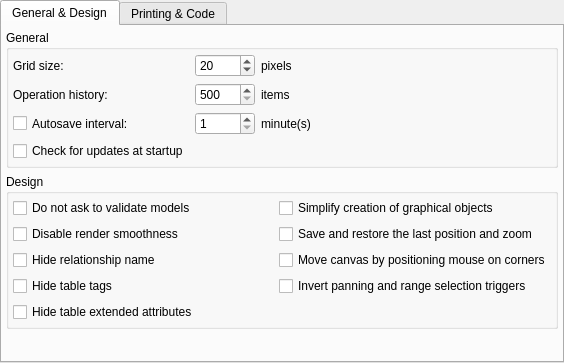
Old version of the form libpgmodeler_ui/ui/generalconfigwidget.ui in the repository pgmodeler/pgmodeler.
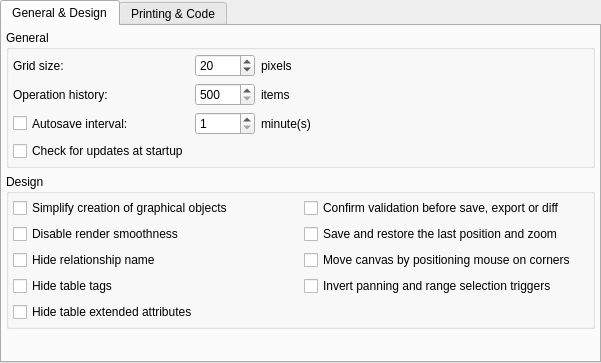
New version of the form.

Commit message:
Adde an option on general settings to disable ask to validate model before save, export and diff.
Minor widgets adjustments

Diff of the .ui file:
```diff
--- a/libpgmodeler_ui/ui/generalconfigwidget.ui
+++ b/libpgmodeler_ui/ui/generalconfigwidget.ui
@@ -6,7 +6,7 @@
    <rect>
     <x>0</x>
     <y>0</y>
-    <width>564</width>
+    <width>601</width>
     <height>363</height>
    </rect>
   </property>
@@ -81,14 +81,14 @@
           <item row="3" column="0">
            <widget class="QCheckBox" name="autosave_interv_chk">
             <property name="sizePolicy">
-             <sizepolicy hsizetype="Preferred" vsizetype="Preferred">
+             <sizepolicy hsizetype="Fixed" vsizetype="Preferred">
               <horstretch>0</horstretch>
               <verstretch>0</verstretch>
              </sizepolicy>
             </property>
             <property name="minimumSize">
              <size>
-              <width>160</width>
+              <width>0</width>
               <height>0</height>
              </size>
             </property>
@@ -103,14 +103,14 @@
           <item row="2" column="0">
            <widget class="QLabel" name="oplist_size_lbl">
             <property name="sizePolicy">
-             <sizepolicy hsizetype="Preferred" vsizetype="Preferred">
+             <sizepolicy hsizetype="Fixed" vsizetype="Preferred">
               <horstretch>0</horstretch>
               <verstretch>0</verstretch>
              </sizepolicy>
             </property>
             <property name="minimumSize">
              <size>
-              <width>120</width>
+              <width>0</width>
               <height>0</height>
              </size>
             </property>
@@ -294,14 +294,14 @@
           <item row="1" column="0">
            <widget class="QLabel" name="grid_size_lbl">
             <property name="sizePolicy">
-             <sizepolicy hsizetype="Preferred" vsizetype="Preferred">
+             <sizepolicy hsizetype="Fixed" vsizetype="Preferred">
               <horstretch>0</horstretch>
               <verstretch>0</verstretch>
              </sizepolicy>
             </property>
             <property name="minimumSize">
              <size>
-              <width>120</width>
+              <width>0</width>
               <height>0</height>
              </size>
             </property>
@@ -331,20 +331,10 @@
           <property name="bottomMargin">
            <number>4</number>
           </property>
-          <item row="0" column="0">
-           <widget class="QCheckBox" name="dont_ask_valid_chk">
-            <property name="toolTip">
-             <string>Operations like save, export and diff will be executed without asking user to validate the model</string>
-            </property>
-            <property name="text">
-             <string>Do not ask to validate models</string>
-            </property>
-           </widget>
-          </item>
-          <item row="0" column="1">
-           <widget class="QCheckBox" name="simple_obj_creation_chk">
+          <item row="4" column="1">
+           <widget class="QCheckBox" name="invert_pan_range_chk">
             <property name="sizePolicy">
-             <sizepolicy hsizetype="Preferred" vsizetype="Fixed">
+             <sizepolicy hsizetype="Expanding" vsizetype="Fixed">
               <horstretch>0</horstretch>
               <verstretch>0</verstretch>
              </sizepolicy>
@@ -353,14 +343,14 @@
              <string>Graphical objects (table, views and textboxes) will be created in a single step without the need to click on canvas </string>
             </property>
             <property name="text">
-             <string>Simplify creation of graphical objects</string>
+             <string>Invert panning and range selection triggers</string>
             </property>
             <property name="checked">
              <bool>false</bool>
             </property>
            </widget>
           </item>
-          <item row="4" column="0" colspan="2">
+          <item row="5" column="0" colspan="2">
            <widget class="QCheckBox" name="hide_ext_attribs_chk">
             <property name="sizePolicy">
              <sizepolicy hsizetype="Preferred" vsizetype="Fixed">
@@ -376,7 +366,7 @@
             </property>
            </widget>
           </item>
-          <item row="3" column="0">
+          <item row="4" column="0">
            <widget class="QCheckBox" name="hide_table_tags_chk">
             <property name="sizePolicy">
              <sizepolicy hsizetype="Preferred" vsizetype="Fixed">
@@ -392,7 +382,42 @@
             </property>
            </widget>
           </item>
-          <item row="1" column="0">
+          <item row="2" column="1">
+           <widget class="QCheckBox" name="save_last_pos_chk">
+            <property name="sizePolicy">
+             <sizepolicy hsizetype="Expanding" vsizetype="Fixed">
+              <horstretch>0</horstretch>
+              <verstretch>0</verstretch>
+             </sizepolicy>
+            </property>
+            <property name="toolTip">
+             <string>After loading the model the last zoom and position on canvas will be restored</string>
+            </property>
+            <property name="text">
+             <string>Save and restore the last position and zoom</string>
+            </property>
+           </widget>
+          </item>
+          <item row="3" column="1">
+           <widget class="QCheckBox" name="corner_move_chk">
+            <property name="sizePolicy">
+             <sizepolicy hsizetype="Expanding" vsizetype="Fixed">
+              <horstretch>0</horstretch>
+              <verstretch>0</verstretch>
+             </sizepolicy>
+            </property>
+            <property name="toolTip">
+             <string>Start move the canvas when the cursor is on the canvas edges</string>
+            </property>
+            <property name="text">
+             <string>Move canvas by positioning mouse on corners</string>
+            </property>
+            <property name="checked">
+             <bool>false</bool>
+            </property>
+           </widget>
+          </item>
+          <item row="2" column="0">
            <widget class="QCheckBox" name="disable_smooth_chk">
             <property name="sizePolicy">
              <sizepolicy hsizetype="Expanding" vsizetype="Fixed">
@@ -408,7 +433,7 @@
             </property>
            </widget>
           </item>
-          <item row="2" column="0">
+          <item row="3" column="0">
            <widget class="QCheckBox" name="hide_rel_name_chk">
             <property name="sizePolicy">
              <sizepolicy hsizetype="Preferred" vsizetype="Fixed">
@@ -425,44 +450,22 @@
            </widget>
           </item>
           <item row="1" column="1">
-           <widget class="QCheckBox" name="save_last_pos_chk">
-            <property name="sizePolicy">
-             <sizepolicy hsizetype="Expanding" vsizetype="Fixed">
-              <horstretch>0</horstretch>
-              <verstretch>0</verstretch>
-             </sizepolicy>
-            </property>
+           <widget class="QCheckBox" name="confirm_validation_chk">
             <property name="toolTip">
              <string>After loading the model the last zoom and position on canvas will be restored</string>
             </property>
             <property name="text">
-             <string>Save and restore the last position and zoom</string>
-            </property>
-           </widget>
-          </item>
-          <item row="2" column="1">
-           <widget class="QCheckBox" name="corner_move_chk">
-            <property name="sizePolicy">
-             <sizepolicy hsizetype="Expanding" vsizetype="Fixed">
-              <horstretch>0</horstretch>
-              <verstretch>0</verstretch>
-             </sizepolicy>
-            </property>
-            <property name="toolTip">
-             <string>Start move the canvas when the cursor is on the canvas edges</string>
-            </property>
-            <property name="text">
-             <string>Move canvas by positioning mouse on corners</string>
+             <string>Confirm validation before save, export or diff</string>
             </property>
             <property name="checked">
              <bool>false</bool>
             </property>
            </widget>
           </item>
-          <item row="3" column="1">
-           <widget class="QCheckBox" name="invert_pan_range_chk">
+          <item row="1" column="0">
+           <widget class="QCheckBox" name="simple_obj_creation_chk">
             <property name="sizePolicy">
-             <sizepolicy hsizetype="Expanding" vsizetype="Fixed">
+             <sizepolicy hsizetype="Preferred" vsizetype="Fixed">
               <horstretch>0</horstretch>
               <verstretch>0</verstretch>
              </sizepolicy>
@@ -471,7 +474,7 @@
              <string>By default panning mode is triggered with left click and range selection with Shift + left click.</string>
             </property>
             <property name="text">
-             <string>Invert panning and range selection triggers</string>
+             <string>Simplify creation of graphical objects</string>
             </property>
             <property name="checked">
              <bool>false</bool>
```
Left out of the diff: 17 changed lines with no effect on the pictures. The commit also changes 21 other files.
